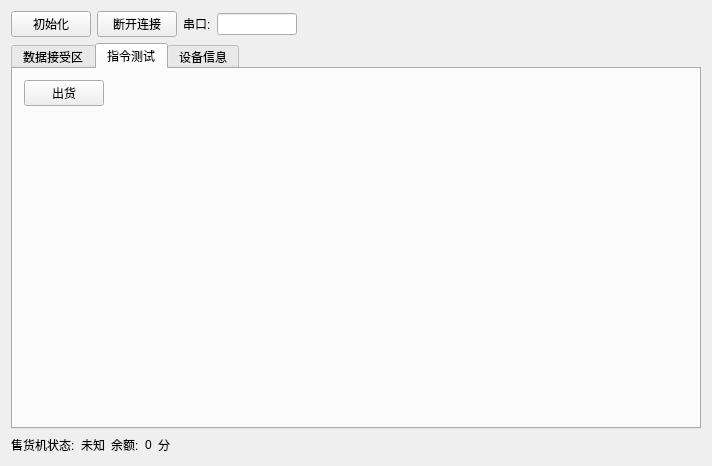
github188/EV_protocol, file EV_protocolDemo/mainwindow.ui: the form before one commit.
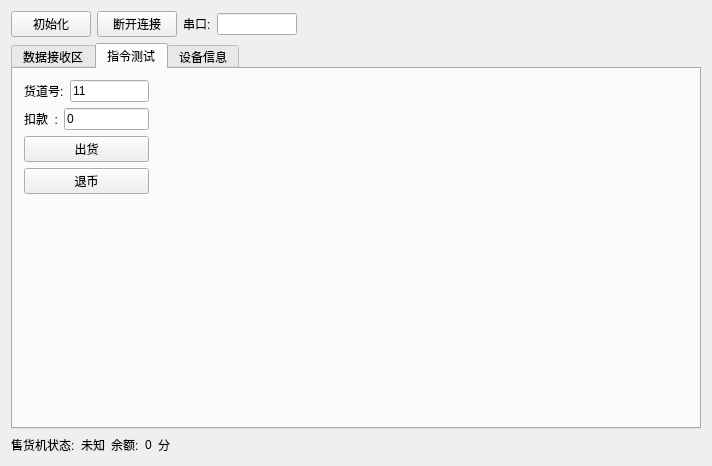
The form after the commit. The open tabs and pages were chosen to show the change.

Diff of the .ui file:
```diff
--- a/EV_protocolDemo/mainwindow.ui
+++ b/EV_protocolDemo/mainwindow.ui
@@ -14,7 +14,7 @@
    <string>客户端demo-Qt版</string>
   </property>
   <widget class="QWidget" name="centralWidget">
-   <layout class="QVBoxLayout" name="verticalLayout_3">
+   <layout class="QVBoxLayout" name="verticalLayout_4">
     <item>
      <layout class="QHBoxLayout" name="horizontalLayout_5">
       <item>
@@ -80,7 +80,7 @@
       </property>
       <widget class="QWidget" name="tab">
        <attribute name="title">
-        <string>数据接受区</string>
+        <string>数据接收区</string>
        </attribute>
        <layout class="QVBoxLayout" name="verticalLayout">
         <item>
@@ -92,25 +92,76 @@
        <attribute name="title">
         <string>指令测试</string>
        </attribute>
-       <layout class="QVBoxLayout" name="verticalLayout_2">
+       <layout class="QHBoxLayout" name="horizontalLayout_11">
         <item>
-         <layout class="QHBoxLayout" name="horizontalLayout_6">
+         <layout class="QVBoxLayout" name="verticalLayout_3">
           <item>
-           <widget class="QPushButton" name="pushButton_trade">
+           <layout class="QVBoxLayout" name="verticalLayout_2">
+            <item>
+             <layout class="QHBoxLayout" name="horizontalLayout_9">
+              <item>
+               <widget class="QLabel" name="label_5">
+                <property name="text">
+                 <string>货道号:</string>
+                </property>
+               </widget>
+              </item>
+              <item>
+               <widget class="QLineEdit" name="lineEdit_trade_column">
+                <property name="text">
+                 <string>11</string>
+                </property>
+               </widget>
+              </item>
+             </layout>
+            </item>
+            <item>
+             <layout class="QHBoxLayout" name="horizontalLayout_10">
+              <item>
+               <widget class="QLabel" name="label_8">
+                <property name="text">
+                 <string>扣款  :</string>
+                </property>
+               </widget>
+              </item>
+              <item>
+               <widget class="QLineEdit" name="lineEdit_trade_cost">
+                <property name="text">
+                 <string>0</string>
+                </property>
+               </widget>
+              </item>
+             </layout>
+            </item>
+            <item>
+             <layout class="QHBoxLayout" name="horizontalLayout_6">
+              <item>
+               <widget class="QPushButton" name="pushButton_trade">
+                <property name="text">
+                 <string>出货</string>
+                </property>
+               </widget>
+              </item>
+             </layout>
+            </item>
+           </layout>
+          </item>
+          <item>
+           <widget class="QPushButton" name="pushButton_payout">
             <property name="text">
-             <string>出货</string>
+             <string>退币</string>
             </property>
            </widget>
           </item>
           <item>
-           <spacer name="horizontalSpacer_3">
+           <spacer name="verticalSpacer">
             <property name="orientation">
-             <enum>Qt::Horizontal</enum>
+             <enum>Qt::Vertical</enum>
             </property>
             <property name="sizeHint" stdset="0">
              <size>
-              <width>40</width>
-              <height>20</height>
+              <width>20</width>
+              <height>312</height>
              </size>
             </property>
            </spacer>
@@ -118,14 +169,14 @@
          </layout>
         </item>
         <item>
-         <spacer name="verticalSpacer">
+         <spacer name="horizontalSpacer_4">
           <property name="orientation">
-           <enum>Qt::Vertical</enum>
+           <enum>Qt::Horizontal</enum>
           </property>
           <property name="sizeHint" stdset="0">
            <size>
-            <width>20</width>
-            <height>312</height>
+            <width>568</width>
+            <height>20</height>
            </size>
           </property>
          </spacer>
```
Left out of the diff: 4 changed lines with no effect on the pictures.
